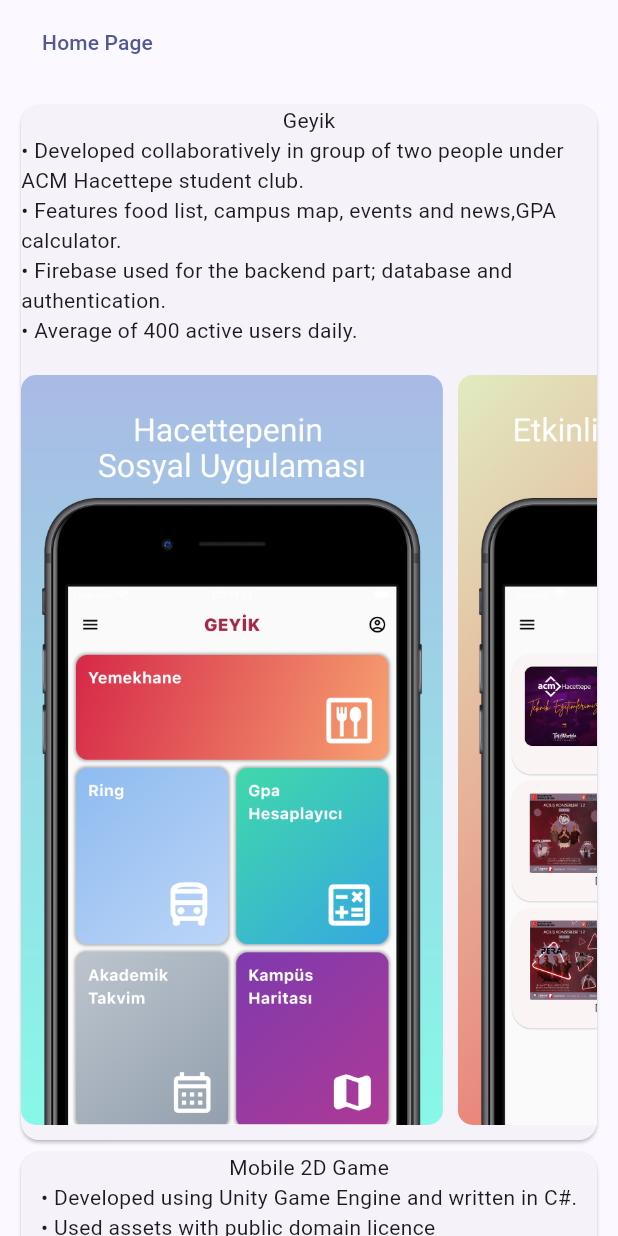
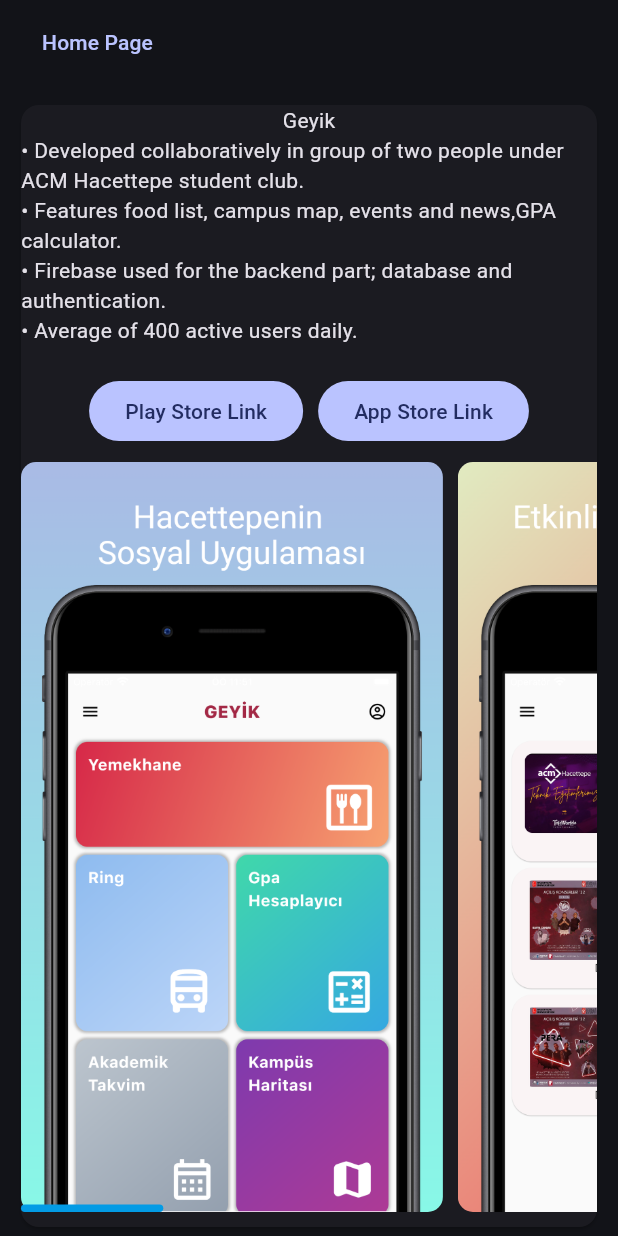
Before and after one commit to erdilhasan/portfolio_flutter_web, a Flutter app: the screen it shows after launch, after a tap on "Geyik", on a phone screen of 412 x 824 dp. Run offline on Flutter 3.47's test engine with Material 2 defaults, Android fonts, the light colour scheme and no system bars; our stand-ins replace font_awesome_flutter; missing offline and left inert: dart:html.

Commit message:
Dark Theme Applied and Some Decorative Fixes

```diff
--- a/lib/contact.dart
+++ b/lib/contact.dart
@@ -19,7 +19,7 @@
     return ListTile(
       visualDensity: VisualDensity(horizontal: 0, vertical: -4),
       dense: true,
-      leading: FaIcon(contactIcon, color: Colors.black),
+      leading: FaIcon(contactIcon, color: Colors.white),
       title: Text(title),
       onTap: () async {
         if (!await launchUrl(Uri.parse(url))) {
--- a/lib/data.dart
+++ b/lib/data.dart
@@ -25,7 +25,11 @@
 • Firebase used for the backend part; database and authentication.
 • Average of 400 active users daily.
 ''',
-    "images": ["(1).png", "(2).png", "(3).png", "(4).png", "(5).png"]
+    "images": ["(1).png", "(2).png", "(3).png", "(4).png", "(5).png"],
+    "links": [
+      "https://play.google.com/store/apps/details?id=com.acm.geyik_app",
+      "https://apps.apple.com/tr/app/geyik-for-students/id6444013289"
+    ]
   },
   "Mobile 2D Game": {
     "desc": '''
--- a/lib/desktopLayout.dart
+++ b/lib/desktopLayout.dart
@@ -13,8 +13,7 @@
 
   @override
   Widget build(BuildContext context) {
-    return SelectionArea(
-      child: SingleChildScrollView(
+    return SingleChildScrollView(
       padding: EdgeInsets.all(10),
       child: Column(
         mainAxisSize: MainAxisSize.max,
@@ -34,11 +33,16 @@
                   mainAxisSize: MainAxisSize.min,
                   children: [
                     AboutMe(bodyText: intro),
+                    SizedBox(height: 10),
                     AboutMe(bodyText: dummy),
                   ],
                 ),
               ),
-                Column(
+              Card(
+                elevation: 5,
+                child: Padding(
+                  padding: const EdgeInsets.all(5.0),
+                  child: Column(
                     mainAxisAlignment: MainAxisAlignment.spaceBetween,
                     children: [
                       Text(
@@ -61,6 +65,8 @@
                         ),
                       ),
                     ],
+                  ),
+                ),
               ),
             ],
           ),
@@ -94,7 +100,6 @@
           )
         ],
       ),
-      ),
     );
   }
 }
--- a/lib/detailed_project.dart
+++ b/lib/detailed_project.dart
@@ -1,8 +1,10 @@
 import 'dart:html';
 
+import 'package:flutter/gestures.dart';
 import 'package:flutter/material.dart';
 import 'package:flutter/src/widgets/framework.dart';
 import 'package:flutter/src/widgets/placeholder.dart';
+import 'package:url_launcher/url_launcher.dart';
 
 class DetailedProject extends StatelessWidget {
   DetailedProject(
@@ -11,11 +13,12 @@
   final String title;
   final Map<String, dynamic> projectContents;
   String desc = "";
-
+  final _scrollController = ScrollController();
   @override
   Widget build(BuildContext context) {
     desc = projectContents["desc"]!;
     List? images = projectContents["images"];
+    List? links = projectContents["links"];
     print(images);
     return Card(
       child: Column(
@@ -24,12 +27,55 @@
         children: [
           Text(title),
           Text(desc),
+          links != null
+              ? Column(
+                  children: [
+                    Row(
+                      mainAxisSize: MainAxisSize.min,
+                      children: [
+                        FilledButton(
+                            onPressed: () async {
+                              if (!await launchUrl(Uri.parse(links[0]))) {
+                                throw Exception('Could not launch ');
+                              }
+                            },
+                            child: Text("Play Store Link")),
+                        SizedBox(
+                          width: 10,
+                        ),
+                        FilledButton(
+                            onPressed: () async {
+                              if (!await launchUrl(Uri.parse(links[1]))) {
+                                throw Exception('Could not launch ');
+                              }
+                            },
+                            child: Text("App Store Link")),
+                      ],
+                    ),
+                    SizedBox(height: 10)
+                  ],
+                )
+              : Container(),
           images != null
               ? SizedBox(
                   height: 500,
                   width: double.infinity,
                   child: Center(
+                    child: ScrollConfiguration(
+                      behavior: ScrollConfiguration.of(context).copyWith(
+                        dragDevices: {
+                          PointerDeviceKind.touch,
+                          PointerDeviceKind.mouse,
+                        },
+                      ),
+                      child: RawScrollbar(
+                        thumbColor: Colors.lightBlue.shade600,
+                        radius: Radius.circular(20),
+                        thickness: 5,
+                        controller: _scrollController,
+                        thumbVisibility: true,
                         child: ListView.separated(
+                          controller: _scrollController,
                           scrollDirection: Axis.horizontal,
                           shrinkWrap: true,
                           itemCount: images.length,
@@ -51,6 +97,8 @@
                           },
                         ),
                       ),
+                    ),
+                  ),
                 )
               : Container(),
           SizedBox(
--- a/lib/main.dart
+++ b/lib/main.dart
@@ -15,7 +15,10 @@
     return MaterialApp(
       //debugShowCheckedModeBanner: false,
       title: 'hasanerdil portfolio',
-      theme: ThemeData(useMaterial3: true, colorSchemeSeed: Colors.indigo),
+      theme: ThemeData(
+          useMaterial3: true,
+          colorSchemeSeed: Colors.indigo,
+          brightness: Brightness.dark),
       home: const HomePage(),
       routes: {
         "home": (context) => HomePage(),
--- a/lib/mobileLayout.dart
+++ b/lib/mobileLayout.dart
@@ -15,7 +15,6 @@
   Widget build(BuildContext context) {
     return SingleChildScrollView(
       child: Center(
-        child: SelectionArea(
         child: Column(
           mainAxisAlignment: MainAxisAlignment.center,
           children: [
@@ -30,6 +29,13 @@
             SizedBox(height: 5),
             AboutMe(bodyText: dummy),
             SizedBox(height: 10),
+            Card(
+              elevation: 5,
+              child: Padding(
+                padding: const EdgeInsets.all(5.0),
+                child: Column(
+                  mainAxisAlignment: MainAxisAlignment.spaceBetween,
+                  children: [
                     Text(
                       "Projects",
                       style: TextStyle(
@@ -37,7 +43,8 @@
                         fontSize: 18,
                       ),
                     ),
-              ListView.builder(
+                    SizedBox(
+                      child: ListView.builder(
                         physics: NeverScrollableScrollPhysics(),
                         shrinkWrap: true,
                         itemCount: projects.length,
@@ -45,6 +52,11 @@
                           String key = projects.keys.elementAt(index);
                           return Project(title: key, subText: projects[key]!);
                         },
+                      ),
+                    ),
+                  ],
+                ),
+              ),
             ),
             SizedBox(height: 10),
             IntrinsicWidth(
@@ -75,7 +87,6 @@
           ],
         ),
       ),
-      ),
     );
   }
 }
--- a/lib/project.dart
+++ b/lib/project.dart
@@ -13,8 +13,9 @@
   Widget build(BuildContext context) {
     return Card(
       elevation: 5,
-      color: Colors.lightBlue.shade100,
+      color: Colors.lightBlue.shade900,
       child: ListTile(
+        textColor: Colors.white,
         title: Text(title),
         subtitle: Text(subText),
         leading: FaIcon(FontAwesomeIcons.circleDot, color: Colors.black),
--- a/pubspec.yaml
+++ b/pubspec.yaml
@@ -62,7 +62,7 @@
 
   # To add assets to your application, add an assets section, like this:
   assets:
-    - assets/
+    - assets/profile.jpg
     - assets/geyik_ss/
 
    #   - images/a_dot_ham.jpeg
```
Lines whose indentation alone changed are shown as unchanged.
